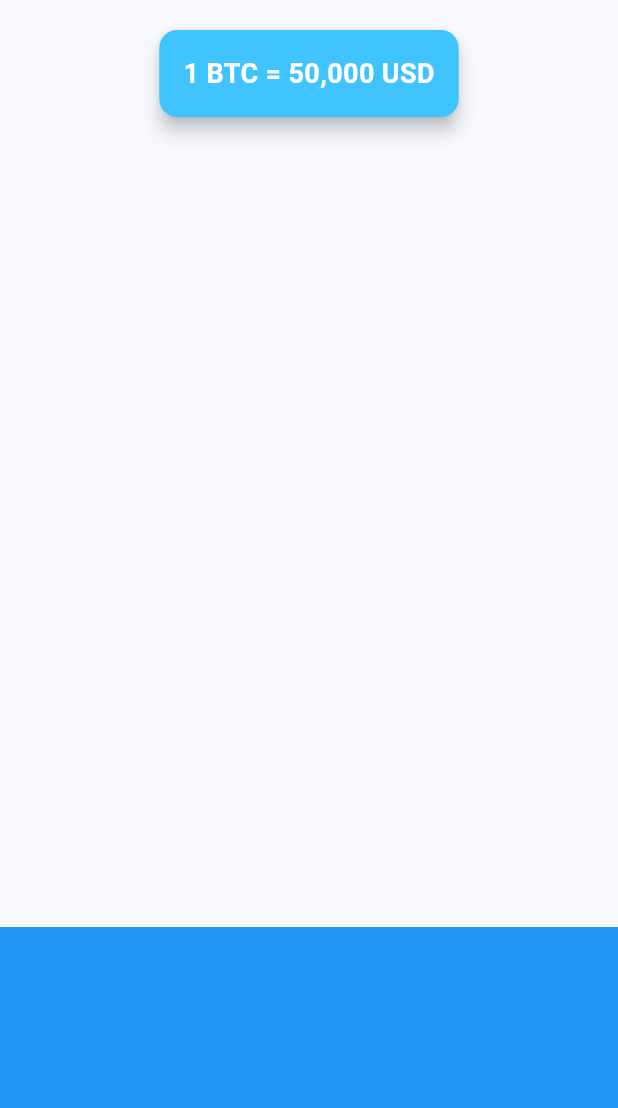
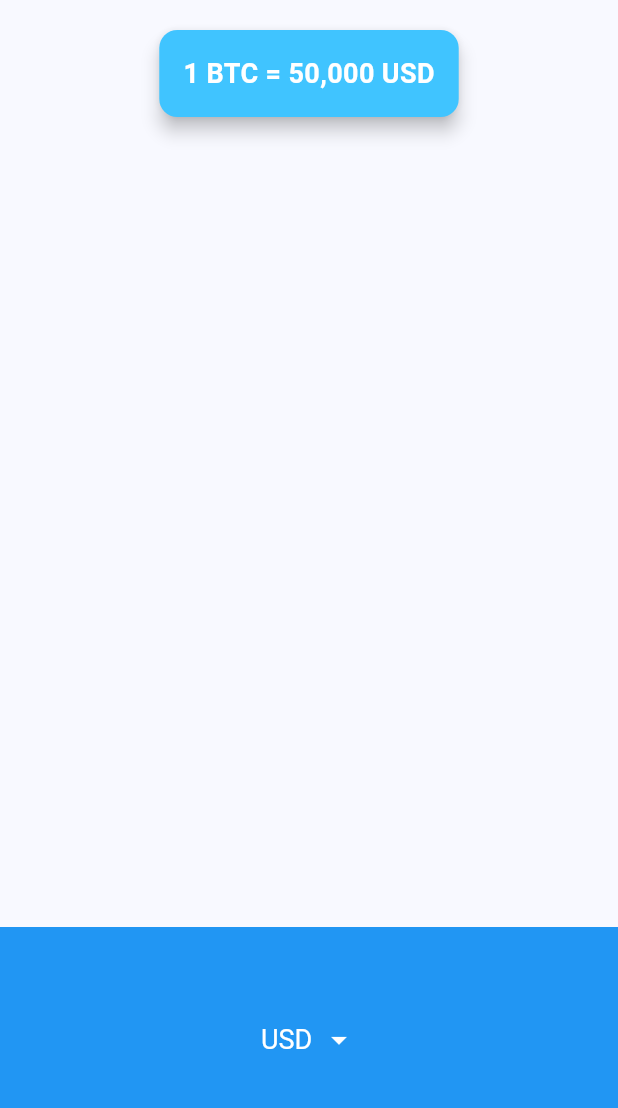
Before and after one commit to thegera4/flutter_crypto_tracker, a Flutter app: the screen it shows after launch, on a phone screen of 412 x 824 dp, the part 84-1192 px from its top. Run offline on Flutter 3.47's test engine with Material 3 defaults, Android fonts, the phone set to English and light mode, and no system bars.

Commit message:
update: added picker methods according to platform

```diff
--- a/lib/screens/home_screen.dart
+++ b/lib/screens/home_screen.dart
@@ -1,4 +1,6 @@
 import 'package:flutter/material.dart';
+import 'package:flutter/cupertino.dart';
+import '../utils/coin_data.dart';
 
 class HomeScreen extends StatefulWidget {
   const HomeScreen({super.key, required this.title});
@@ -10,6 +12,72 @@ class HomeScreen extends StatefulWidget {
 }
 
 class _HomeScreenState extends State<HomeScreen> {
+
+  String selectedCurrency = 'USD';
+
+  // create the list of dropdown items for Android DropdownButton
+  List<DropdownMenuItem<String>> getDropdownItems() {
+    List<DropdownMenuItem<String>> dropdownItemsList = [];
+    for (String currency in currenciesList) {
+      var newItem = DropdownMenuItem<String>(
+        value: currency,
+        child: Text(currency),
+      );
+      dropdownItemsList.add(newItem);
+    }
+    return dropdownItemsList;
+  }
+
+  // create the list of dropdown items for  for iOS CupertinoPicker
+  List<Widget> getPickerItems() {
+    List<Text> pickerItemsList = [];
+    for (String currency in currenciesList) {
+      pickerItemsList.add(Text(
+          currency,
+          style: const TextStyle(color: Colors.white),
+      ));
+    }
+    return pickerItemsList;
+  }
+
+  // display DropdownButton or CupertinoPicker based on platform
+  Widget getPicker() {
+    if (Theme.of(context).platform == TargetPlatform.iOS) {
+      return
+        CupertinoPicker(
+          selectionOverlay: Container(),
+          itemExtent: 32.0,
+          onSelectedItemChanged: (selectedIndex) {
+            print(selectedIndex);
+          },
+          children: getPickerItems(),
+        );
+    } else if (Theme.of(context).platform == TargetPlatform.android) {
+      return
+        Center(
+          child: DropdownButton<String>(
+            menuMaxHeight: 200.0,
+            elevation: 8,
+            dropdownColor: Colors.lightBlueAccent,
+            style: const TextStyle(
+              color: Colors.white,
+              fontSize: 18.0,
+            ),
+            iconEnabledColor: Colors.white,
+            underline: Container(),
+            value: selectedCurrency,
+            items: getDropdownItems(),
+            onChanged: (value) {
+              setState(() {
+                selectedCurrency = value!;
+              });
+            },
+          ),
+        );
+    } else {
+      return const Text('Platform not supported');
+    }
+  }
 
   @override
   Widget build(BuildContext context) {
@@ -58,8 +126,10 @@ class _HomeScreenState extends State<HomeScreen> {
           Align(
             alignment: Alignment.bottomCenter,
             child: Container(
+              width: double.infinity,
               height: 150.0,
               color: Colors.blue,
+              child: getPicker(),
             ),
           ),
       ],
```
